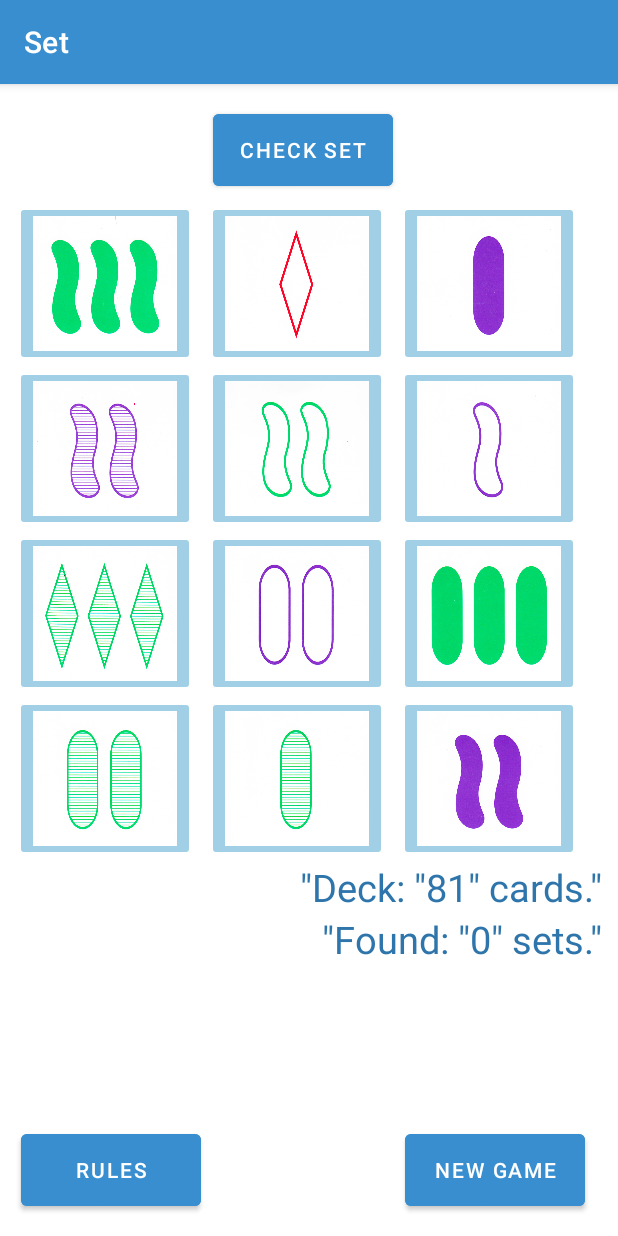
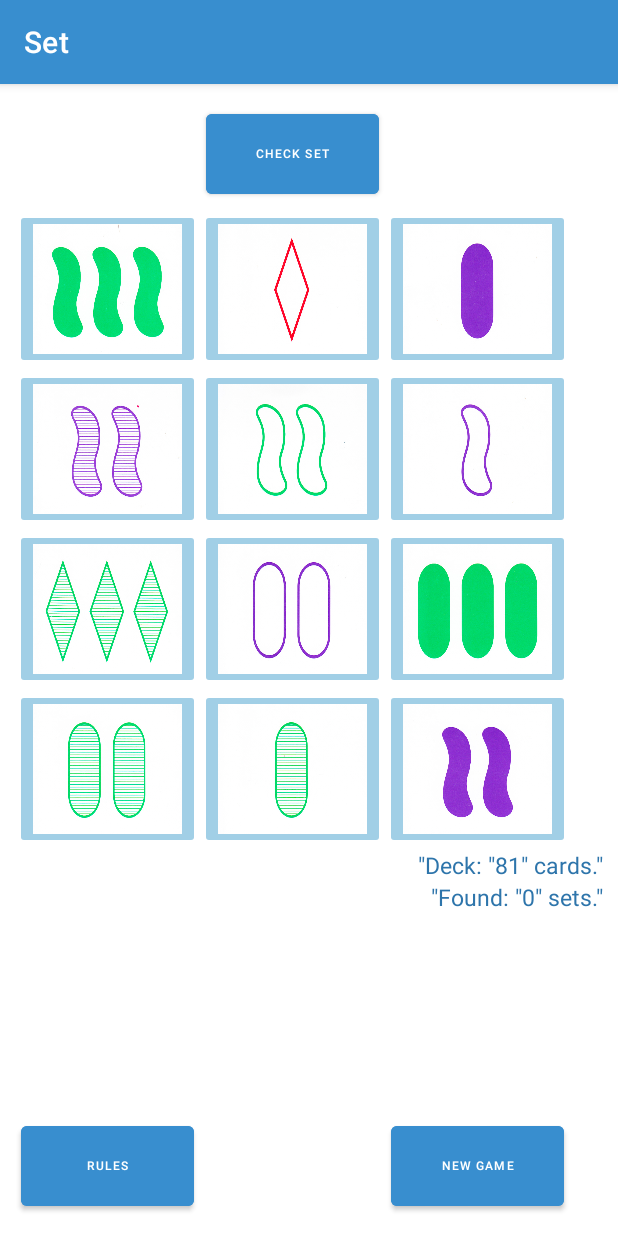
Before and after one commit to lissumi/Set, an Android app: the GameActivity screen opened directly, with no data from a screen before it, on a phone screen of 412 x 824 dp. Run offline under Robolectric (Android 15) with nearby library versions, the phone set to English and light mode, and no system bars.

Commit message:
changed setSize method added setCardButtonSize and setButtonSize

```diff
--- a/app/src/main/java/com/example/set/GameActivity.java
+++ b/app/src/main/java/com/example/set/GameActivity.java
@@ -54,7 +54,41 @@ public class GameActivity extends AppCompatActivity {
         getWindowManager().getDefaultDisplay().getMetrics(displayMetrics);
         int height = displayMetrics.heightPixels;
         int width = displayMetrics.widthPixels;
+        Button buttonCheckSet = findViewById(R.id.buttonCheckSet);
+        setButtonSize(buttonCheckSet,height,width);
+        Button buttonHint = findViewById(R.id.buttonHint);
+        setButtonSize(buttonHint,height,width);
+        Button buttonShuffle = findViewById(R.id.buttonShuffle);
+        setButtonSize(buttonShuffle,height,width);
+        Button buttonRules = findViewById(R.id.buttonRules);
+        setButtonSize(buttonRules,height,width);
+        Button buttonNewGame= findViewById(R.id.buttonNewGame);
+        setButtonSize(buttonNewGame,height,width);
+        for(int i=1; i<=12; i++){
+            String imageButtonName = "imageButton"+ i;
+            int buttonID = getResources().getIdentifier(imageButtonName, "id",getPackageName());
+            ImageButton cardButton = findViewById(buttonID);
+            setCardButtonSize(cardButton,height,width);
+        }
+        TextView textViewDeck = findViewById(R.id.textViewDeck);
+        textViewDeck.setTextSize((float) (height*0.0125));
+        TextView textViewSets = findViewById(R.id.textFoundSets);
+        textViewSets.setTextSize((float) (height*0.0125));
+    }
 
+    private void setCardButtonSize(ImageButton cardButton, int height, int width) {
+        android.view.ViewGroup.LayoutParams params = cardButton.getLayoutParams();
+        params.height = (int) (height*0.13);
+        params.width = (int) (width*0.3);
+        cardButton.setLayoutParams(params);
+
+    }
+
+    private void setButtonSize(Button button, int height, int width) {
+
+        button.setTextSize((int) (width/74));
+        button.setWidth((int) (width*0.28));
+        button.setHeight((int) (height*0.08));
     }
 
     private void newGame() {
--- a/app/src/main/res/layout/activity_game.xml
+++ b/app/src/main/res/layout/activity_game.xml
@@ -12,8 +12,8 @@
 
     <Button
         android:id="@+id/buttonCheckSet"
-        android:layout_width="120dp"
-        android:layout_height="60dp"
+        android:layout_width="wrap_content"
+        android:layout_height="wrap_content"
         android:layout_row="0"
         android:layout_column="1"
         android:layout_gravity="top"
@@ -24,8 +24,8 @@
 
     <Button
         android:id="@+id/buttonHint"
-        android:layout_width="120dp"
-        android:layout_height="60dp"
+        android:layout_width="wrap_content"
+        android:layout_height="wrap_content"
         android:layout_row="0"
         android:layout_column="2"
         android:layout_gravity="top"
@@ -36,8 +36,8 @@
 
     <Button
         android:id="@+id/buttonShuffle"
-        android:layout_width="120dp"
-        android:layout_height="60dp"
+        android:layout_width="wrap_content"
+        android:layout_height="wrap_content"
         android:layout_row="0"
         android:layout_column="0"
         android:layout_gravity="top"
@@ -204,7 +204,7 @@
         android:layout_column="0"
         android:layout_columnSpan="3"
         android:textColor="@color/buttons_dark"
-        android:textSize="25sp"
+
         android:layout_gravity="end"
         android:text="@string/Deck" />
     <TextView
@@ -214,15 +214,15 @@
         android:layout_row="7"
         android:layout_column="0"
         android:layout_columnSpan="3"
-        android:textSize="25sp"
+
         android:layout_gravity="end"
         android:textColor="@color/buttons_dark"
         android:text="@string/Found_Sets" />
 
     <Button
         android:id="@+id/buttonRules"
-        android:layout_width="120dp"
-        android:layout_height="60dp"
+        android:layout_width="wrap_content"
+        android:layout_height="wrap_content"
         android:layout_row="8"
         android:layout_column="0"
         android:layout_gravity="bottom"
@@ -234,8 +234,8 @@
 
     <Button
         android:id="@+id/buttonNewGame"
-        android:layout_width="120dp"
-        android:layout_height="60dp"
+        android:layout_width="wrap_content"
+        android:layout_height="wrap_content"
         android:layout_row="8"
         android:layout_column="2"
         android:layout_gravity="bottom"
```
